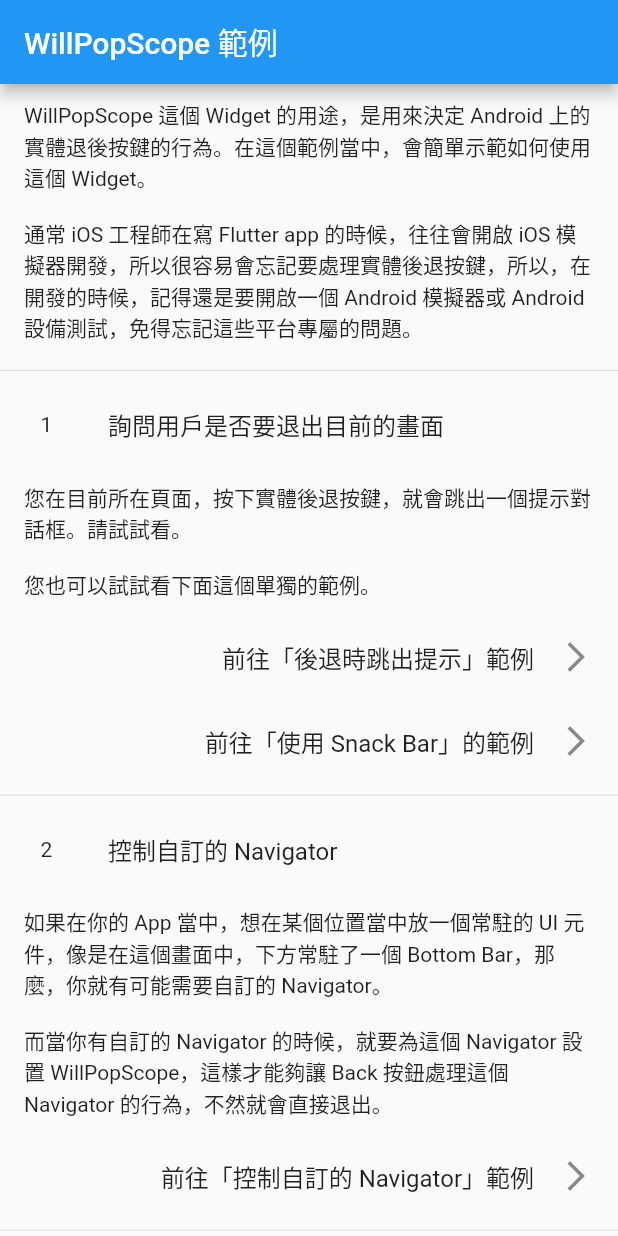
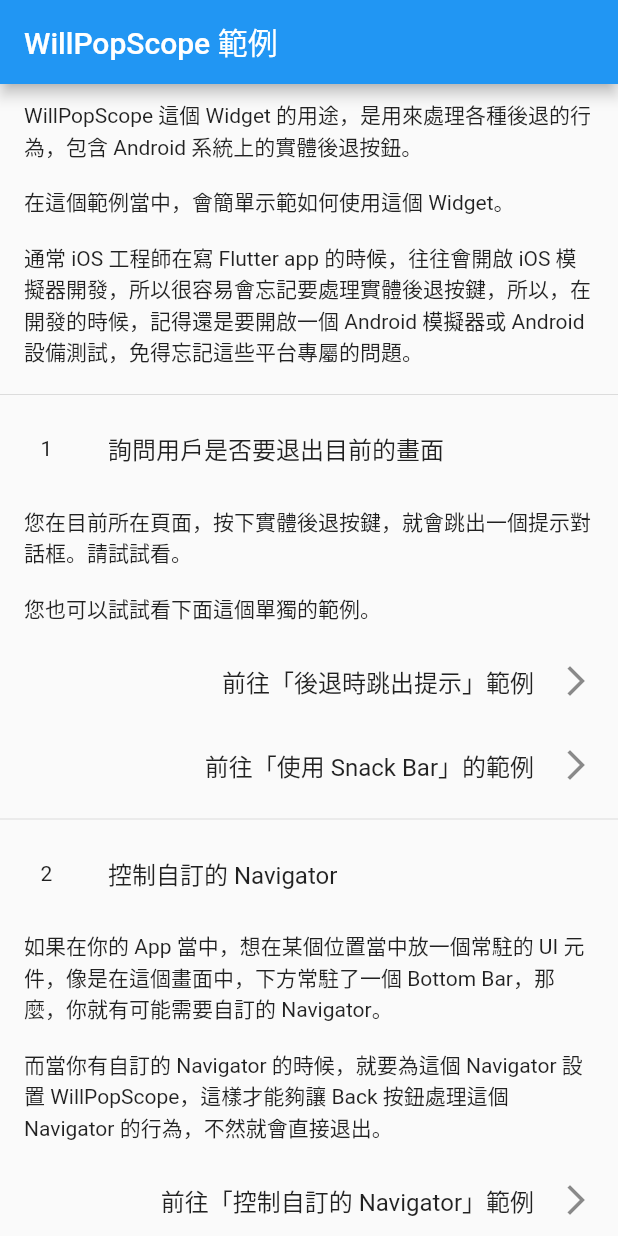
Before and after one commit to zonble/willpopscope_demo, a Flutter app: the screen it shows after launch, on a phone screen of 412 x 824 dp. Run offline on Flutter 3.47's test engine with Material 2 defaults, Android fonts, the phone set to English and light mode, and no system bars.

Commit message:
Updates the examples.

```diff
--- a/lib/main.dart
+++ b/lib/main.dart
@@ -3,25 +3,23 @@ import 'package:flutter/material.dart';
 import 'demo1.dart';
 import 'demo2.dart';
 import 'demo3.dart';
+import 'demo4.dart';
 
 void main() => runApp(MyApp());
 
 class MyApp extends StatelessWidget {
   @override
-  Widget build(BuildContext context) {
-    return MaterialApp(
+  Widget build(BuildContext context) => MaterialApp(
         title: 'WillPopScope Demo',
-      theme: ThemeData(
-        primarySwatch: Colors.blue,
-      ),
+        theme: ThemeData(primarySwatch: Colors.blue),
         home: MyHomePage(title: 'WillPopScope 範例'),
         routes: {
-        'demo1': (context) => Demo1(),
-        'demo2': (context) => Demo2(),
-        'demo3': (context) => Demo3(),
+          'demo1': (_) => Demo1(),
+          'demo2': (_) => Demo2(),
+          'demo3': (_) => Demo3(),
+          'demo4': (_) => Demo4(),
         },
       );
-  }
 }
 
 class MyHomePage extends StatefulWidget {
@@ -43,27 +41,27 @@ class _MyHomePageState extends State<MyHomePage> {
                 actions: <Widget>[
                   RaisedButton(
                       child: Text('退出'),
-                    onPressed: () => Navigator.of(context).pop(true),
-                  ),
+                      onPressed: () => Navigator.of(context).pop(true)),
                   RaisedButton(
                       child: Text('取消'),
-                    onPressed: () => Navigator.of(context).pop(false),
-                  ),
+                      onPressed: () => Navigator.of(context).pop(false)),
                 ],
               )),
       child: Scaffold(
         appBar: AppBar(title: Text(widget.title)),
         body: SafeArea(
             child: Scrollbar(
+          child: ConstrainedBox(
+            constraints: BoxConstraints(maxWidth: 800),
             child: ListView(
               children: <Widget>[
                 Padding(
                     padding: const EdgeInsets.only(
                         left: 16.0, right: 16.0, top: 10, bottom: 10),
                     child: Text(
-                    'WillPopScope 這個 Widget 的用途，是用來決定 Android 上的實體退後按鍵的行為。在這個範例當中，會簡單示範如何使用這個 Widget。\n\n' +
-                        '通常 iOS 工程師在寫 Flutter app 的時候，往往會開啟 iOS 模擬器開發，所以很容易會忘記要處理實體後退按鍵，所以，在開發的時候，記得還是要開啟一個 Android 模擬器或 Android 設備測試，免得忘記這些平台專屬的問題。'),
-              ),
+                        'WillPopScope 這個 Widget 的用途，是用來處理各種後退的行為，包含 Android 系統上的實體後退按鈕。\n\n' +
+                            '在這個範例當中，會簡單示範如何使用這個 Widget。\n\n' +
+                            '通常 iOS 工程師在寫 Flutter app 的時候，往往會開啟 iOS 模擬器開發，所以很容易會忘記要處理實體後退按鍵，所以，在開發的時候，記得還是要開啟一個 Android 模擬器或 Android 設備測試，免得忘記這些平台專屬的問題。')),
                 Divider(),
                 ListTile(
                     leading: TileLeading(text: '1'),
@@ -72,18 +70,16 @@ class _MyHomePageState extends State<MyHomePage> {
                     padding: const EdgeInsets.only(
                         left: 16.0, right: 16.0, top: 10, bottom: 10),
                     child: Text(
-                    '您在目前所在頁面，按下實體後退按鍵，就會跳出一個提示對話框。請試試看。\n\n您也可以試試看下面這個單獨的範例。'),
-              ),
+                        '您在目前所在頁面，按下實體後退按鍵，就會跳出一個提示對話框。請試試看。\n\n您也可以試試看下面這個單獨的範例。')),
                 ListTile(
                     onTap: () => Navigator.of(context).pushNamed('demo1'),
                     title: Text('前往「後退時跳出提示」範例', textAlign: TextAlign.end),
-                trailing: Icon(Icons.arrow_forward_ios),
-              ),
+                    trailing: Icon(Icons.arrow_forward_ios)),
                 ListTile(
                     onTap: () => Navigator.of(context).pushNamed('demo2'),
-                title: Text('前往「使用 Snack Bar」的範例', textAlign: TextAlign.end),
-                trailing: Icon(Icons.arrow_forward_ios),
-              ),
+                    title:
+                        Text('前往「使用 Snack Bar」的範例', textAlign: TextAlign.end),
+                    trailing: Icon(Icons.arrow_forward_ios)),
                 Divider(),
                 ListTile(
                     leading: TileLeading(text: '2'),
@@ -93,23 +89,29 @@ class _MyHomePageState extends State<MyHomePage> {
                         left: 16.0, right: 16.0, top: 10, bottom: 10),
                     child: Text('如果在你的 App 當中，想在某個位置當中放一個常駐的 UI 元件，' +
                         '像是在這個畫面中，下方常駐了一個 Bottom Bar，那麼，你就有可能需要自訂的 Navigator。\n\n' +
-                    '而當你有自訂的 Navigator 的時候，就要為這個 Navigator 設置 WillPopScope，這樣才能夠讓 Back 按鈕處理這個 Navigator 的行為，不然就會直接退出。'),
-              ),
+                        '而當你有自訂的 Navigator 的時候，就要為這個 Navigator 設置 WillPopScope，這樣才能夠讓 Back 按鈕處理這個 Navigator 的行為，不然就會直接退出。')),
                 ListTile(
                     onTap: () => Navigator.of(context).pushNamed('demo3'),
-                title: Text('前往「控制自訂的 Navigator」範例', textAlign: TextAlign.end),
-                trailing: Icon(Icons.arrow_forward_ios),
-              ),
+                    title:
+                        Text('前往「控制自訂的 Navigator」範例', textAlign: TextAlign.end),
+                    trailing: Icon(Icons.arrow_forward_ios)),
                 Divider(),
                 ListTile(
                     leading: TileLeading(text: '3'),
                     title: Text('CupertinoTabScaffold')),
+                Padding(
+                  padding: const EdgeInsets.only(
+                      left: 16.0, right: 16.0, top: 10, bottom: 10),
+                  child: Text(
+                      '在使用 Cupertino Widgets 的 App 中，往往會用到 CupertinoTabScaffold，也就是說，這個 App 裡頭有多個分頁，而每個分頁裡頭其實都有各自的 Navigator。\n\n' +
+                          '如果我們希望 Android 的 Back 按鈕按下去之後，是讓 Tab 裡頭的 Navigator 回到上一頁，而不是整個退出 CupertinoTabScaffold，那麼我們就需要多放一個 WillPopScope。'),
+                ),
                 ListTile(
-                onTap: () {},
+                    onTap: () => Navigator.of(context).pushNamed('demo4'),
                     title: Text('前往範例', textAlign: TextAlign.end),
-                trailing: Icon(Icons.arrow_forward_ios),
+                    trailing: Icon(Icons.arrow_forward_ios)),
+              ],
             ),
-            ],
           ),
         )),
       ),
```
Also changed, not shown: lib/demo4.dart (added, +104 -0 lines). Lines whose indentation alone changed are shown as unchanged.
